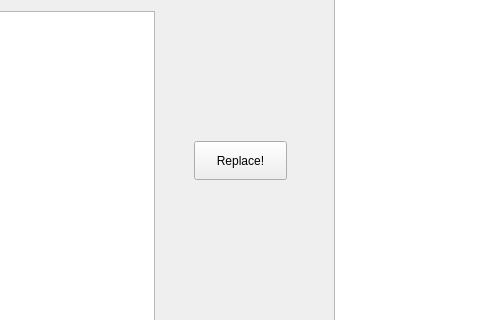
Old version of the form programui.ui in the repository ahmadardani/0x88; both pictures show x 286 to 766 and y 99 to 419 of the 1229 by 653 pixel window.
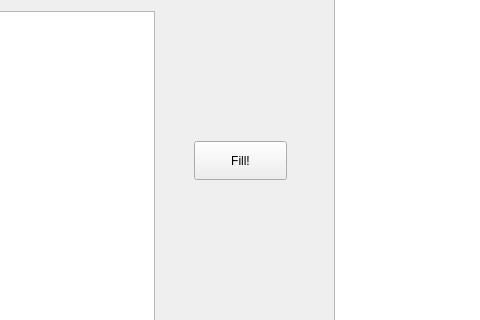
New version of the form.

What changed in the file:
```diff
--- a/programui.ui
+++ b/programui.ui
@@ -24,7 +24,7 @@
      </rect>
     </property>
     <property name="text">
-     <string>Replace!</string>
+     <string>Fill!</string>
     </property>
    </widget>
    <widget class="QPlainTextEdit" name="plainText">
```
Left out of the diff: 2 changed lines with no effect on the pictures.
